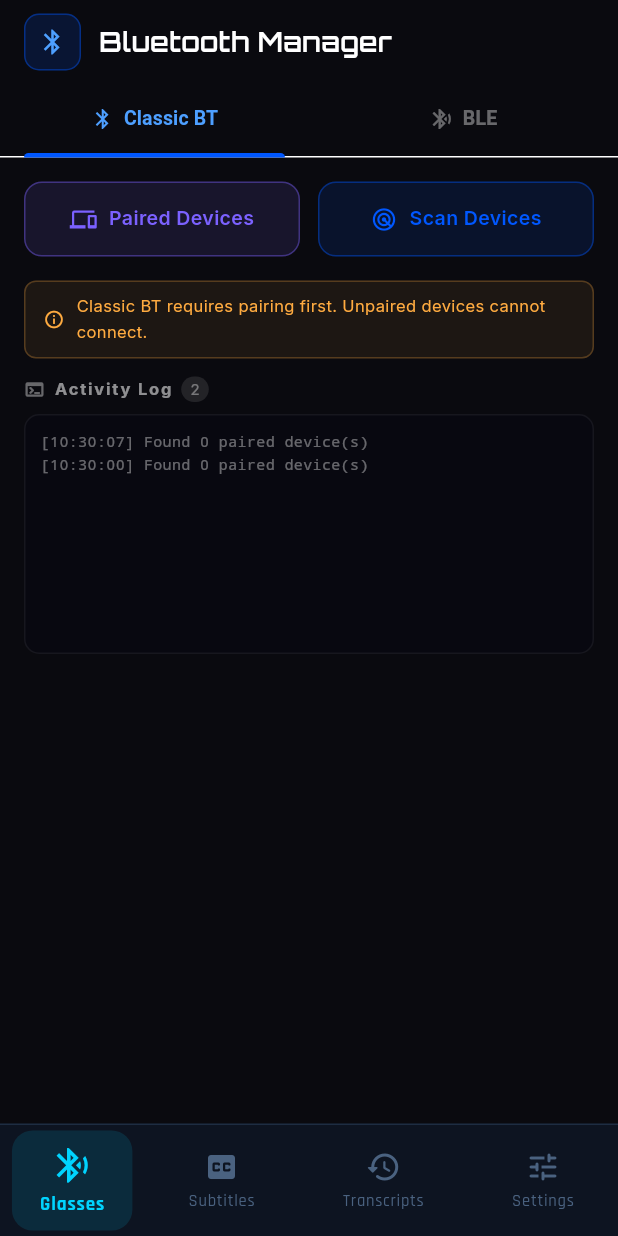
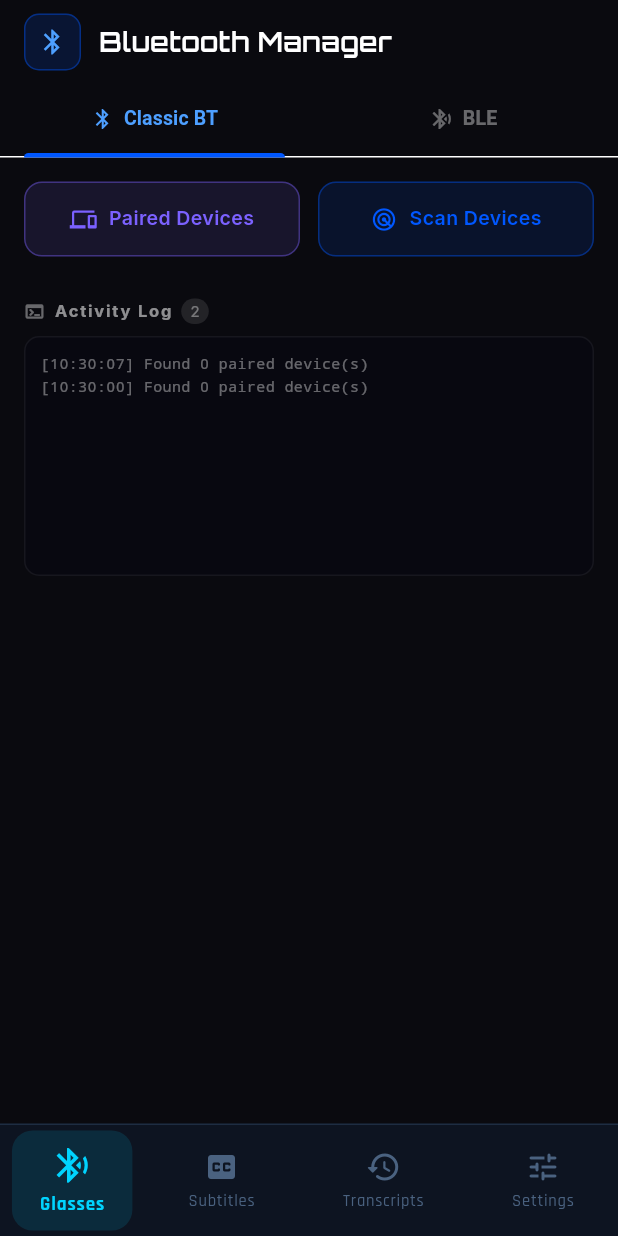
Before and after one commit to ghazanfar-ali-tech/echosee_app, a Flutter app: the screen it shows after launch, after a tap on "Paired Devices", on a phone screen of 412 x 824 dp. Run offline on Flutter 3.47's test engine with Material 3 defaults, Android fonts, the light colour scheme and no system bars; our stand-ins replace connectivity_plus, flutter_blue_plus, google_fonts, pdf, permission_handler, speech_to_text and 1 more; missing offline and left inert: bluetooth_classic; accounts and stored records are empty.

Commit message:
connection created with characteristic and service id

```diff
--- a/lib/bluetooth_screen.dart
+++ b/lib/bluetooth_screen.dart
@@ -61,10 +61,11 @@ class _BluetoothHomePageState extends State<BluetoothHomePage>
   bool _classicListenerAttached = false;
 
   // ── BLE ──
-  static const String _nordicServiceUUID =
-      "6e400001-b5a3-f393-e0a9-e50e24dcca9e";
-  static const String _nordicTxUUID = "6e400003-b5a3-f393-e0a9-e50e24dcca9e";
-  static const String _nordicRxUUID = "6e400002-b5a3-f393-e0a9-e50e24dcca9e";
+  // ── BLE UUIDs (Single Characteristic Setup) ──
+
+  static const String _serviceUUID = "12345678-1234-1234-1234-123456789abc";
+
+  static const String _charUUID = "abcdefab-1234-5678-1234-abcdefabcdef";
 
   List<UnifiedDevice> _bleDevices = [];
   bool _bleScanning = false;
@@ -216,9 +217,9 @@ class _BluetoothHomePageState extends State<BluetoothHomePage>
         _addClassicLog('Permission denied.');
       } else {
         _addClassicLog('Connection failed: $errorMsg');
-        _showErrorSnackbar(
-          'Could not connect to ${device.name}.\nMake sure it is paired and nearby.',
-        );
+        // _showErrorSnackbar(
+        //   'Could not connect to ${device.name}.\nMake sure it is paired and nearby.',
+        // );
       }
     }
   }
@@ -346,14 +347,16 @@ class _BluetoothHomePageState extends State<BluetoothHomePage>
       // Look for Nordic UART Service (ESP32 BLE)
       bool nordicFound = false;
       for (final service in services) {
-        if (service.uuid.toString().toLowerCase() == _nordicServiceUUID) {
+        if (service.uuid.toString().toLowerCase() ==
+            _serviceUUID.toLowerCase()) {
           nordicFound = true;
           _addBleLog('✅ Nordic UART Service found');
 
           for (final char in service.characteristics) {
             final uuid = char.uuid.toString().toLowerCase();
 
-            if (uuid == _nordicTxUUID) {
+            if (uuid == _charUUID.toLowerCase()) {
+              _rxCharacteristic = char;
               _txCharacteristic = char;
               await char.setNotifyValue(true);
               char.lastValueStream.listen((value) {
@@ -369,10 +372,10 @@ class _BluetoothHomePageState extends State<BluetoothHomePage>
               _addBleLog('✅ TX ready (notifications on)');
             }
 
-            if (uuid == _nordicRxUUID) {
-              _rxCharacteristic = char;
-              _addBleLog('✅ RX ready (write enabled)');
-            }
+            // if (uuid == _charUUID) {
+            //   _rxCharacteristic = char;
+            //   _addBleLog('✅ RX ready (write enabled)');
+            // }
           }
           break;
         }
@@ -389,10 +392,12 @@ class _BluetoothHomePageState extends State<BluetoothHomePage>
       if (errorMsg.contains('timeout') || errorMsg.contains('147')) {
         _addBleLog('❌ Timeout — not a BLE peripheral or out of range');
         _showErrorSnackbar('${device.name} timed out. Not a BLE peripheral?');
-      } else {
-        _addBleLog('❌ Connection failed: $errorMsg');
-        _showErrorSnackbar('Could not connect to ${device.name}');
       }
+
+      // else {
+      //   _addBleLog('❌ Connection failed: $errorMsg');
+      //   _showErrorSnackbar('Could not connect to ${device.name}');
+      // }
     }
   }
 
@@ -622,30 +627,29 @@ class _BluetoothHomePageState extends State<BluetoothHomePage>
         ),
 
         // Info hint
-        Padding(
-          padding: const EdgeInsets.symmetric(horizontal: 16),
-          child: Container(
-            padding: const EdgeInsets.symmetric(horizontal: 12, vertical: 8),
-            decoration: BoxDecoration(
-              color: Colors.orangeAccent.withOpacity(0.08),
-              borderRadius: BorderRadius.circular(8),
-              border: Border.all(color: Colors.orangeAccent.withOpacity(0.25)),
-            ),
-            child: const Row(
-              children: [
-                Icon(Icons.info_outline, color: Colors.orangeAccent, size: 14),
-                SizedBox(width: 8),
-                Expanded(
-                  child: Text(
-                    'Classic BT requires pairing first. Unpaired devices cannot connect.',
-                    style: TextStyle(color: Colors.orangeAccent, fontSize: 11),
-                  ),
-                ),
-              ],
-            ),
-          ),
-        ),
-
+        // Padding(
+        //   padding: const EdgeInsets.symmetric(horizontal: 16),
+        //   child: Container(
+        //     padding: const EdgeInsets.symmetric(horizontal: 12, vertical: 8),
+        //     decoration: BoxDecoration(
+        //       color: Colors.orangeAccent.withOpacity(0.08),
+        //       borderRadius: BorderRadius.circular(8),
+        //       border: Border.all(color: Colors.orangeAccent.withOpacity(0.25)),
+        //     ),
+        //     child: const Row(
+        //       children: [
+        //         Icon(Icons.info_outline, color: Colors.orangeAccent, size: 14),
+        //         SizedBox(width: 8),
+        //         Expanded(
+        //           child: Text(
+        //             'Classic BT requires pairing first. Unpaired devices cannot connect.',
+        //             style: TextStyle(color: Colors.orangeAccent, fontSize: 11),
+        //           ),
+        //         ),
+        //       ],
+        //     ),
+        //   ),
+        // ),
         const SizedBox(height: 8),
 
         Expanded(
@@ -669,11 +673,11 @@ class _BluetoothHomePageState extends State<BluetoothHomePage>
                 const SizedBox(height: 8),
               ],
               if (_classicDevices.isNotEmpty) ...[
-                _sectionHeader(
-                  'Nearby Devices',
-                  Icons.radar,
-                  _classicDevices.length,
-                ),
+                // _sectionHeader(
+                //   'Nearby Devices',
+                //   Icons.radar,
+                //   _classicDevices.length,
+                // ),
                 ..._classicDevices.map(
                   (d) => _buildDeviceCard(
                     d,
```
